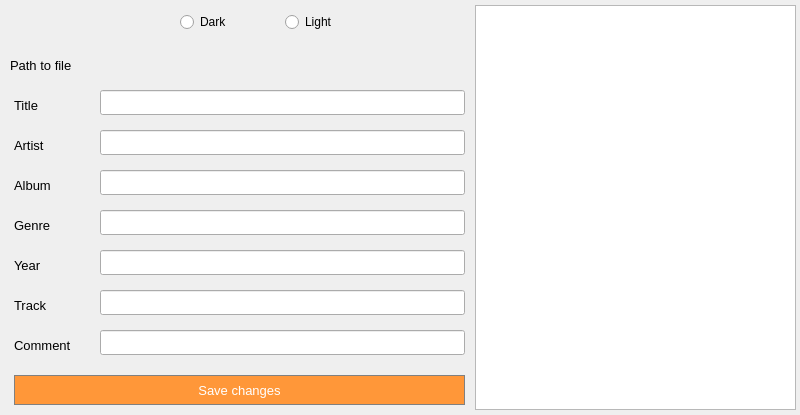
ailchuk/utag, file app/src/mainwindow.ui: the form before one commit.
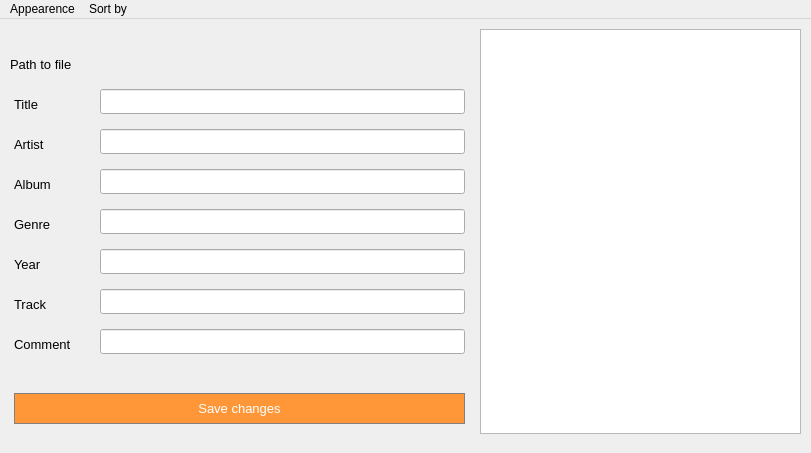
The form after the commit.

```diff
--- a/app/src/mainwindow.ui
+++ b/app/src/mainwindow.ui
@@ -6,8 +6,8 @@
    <rect>
     <x>0</x>
     <y>0</y>
-    <width>800</width>
-    <height>415</height>
+    <width>811</width>
+    <height>453</height>
    </rect>
   </property>
   <property name="minimumSize">
@@ -24,9 +24,9 @@
     <property name="geometry">
      <rect>
       <x>14</x>
-      <y>375</y>
+      <y>374</y>
       <width>451</width>
-      <height>30</height>
+      <height>31</height>
      </rect>
     </property>
     <property name="font">
@@ -55,8 +55,8 @@
    <widget class="QListWidget" name="m_folderList">
     <property name="geometry">
      <rect>
-      <x>475</x>
-      <y>5</y>
+      <x>480</x>
+      <y>10</y>
       <width>321</width>
       <height>405</height>
      </rect>
@@ -66,7 +66,7 @@
     <property name="geometry">
      <rect>
       <x>14</x>
-      <y>90</y>
+      <y>70</y>
       <width>75</width>
       <height>30</height>
      </rect>
@@ -84,7 +84,7 @@
     <property name="geometry">
      <rect>
       <x>14</x>
-      <y>170</y>
+      <y>150</y>
       <width>75</width>
       <height>30</height>
      </rect>
@@ -102,7 +102,7 @@
     <property name="geometry">
      <rect>
       <x>14</x>
-      <y>130</y>
+      <y>110</y>
       <width>75</width>
       <height>30</height>
      </rect>
@@ -120,7 +120,7 @@
     <property name="geometry">
      <rect>
       <x>14</x>
-      <y>210</y>
+      <y>190</y>
       <width>75</width>
       <height>30</height>
      </rect>
@@ -138,7 +138,7 @@
     <property name="geometry">
      <rect>
       <x>14</x>
-      <y>250</y>
+      <y>230</y>
       <width>75</width>
       <height>30</height>
      </rect>
@@ -156,7 +156,7 @@
     <property name="geometry">
      <rect>
       <x>14</x>
-      <y>290</y>
+      <y>270</y>
       <width>75</width>
       <height>30</height>
      </rect>
@@ -174,7 +174,7 @@
     <property name="geometry">
      <rect>
       <x>14</x>
-      <y>330</y>
+      <y>310</y>
       <width>75</width>
       <height>30</height>
      </rect>
@@ -192,7 +192,7 @@
     <property name="geometry">
      <rect>
       <x>10</x>
-      <y>50</y>
+      <y>30</y>
       <width>81</width>
       <height>30</height>
      </rect>
@@ -210,7 +210,7 @@
     <property name="geometry">
      <rect>
       <x>100</x>
-      <y>90</y>
+      <y>70</y>
       <width>365</width>
       <height>25</height>
      </rect>
@@ -220,7 +220,7 @@
     <property name="geometry">
      <rect>
       <x>100</x>
-      <y>130</y>
+      <y>110</y>
       <width>365</width>
       <height>25</height>
      </rect>
@@ -230,7 +230,7 @@
     <property name="geometry">
      <rect>
       <x>100</x>
-      <y>170</y>
+      <y>150</y>
       <width>365</width>
       <height>25</height>
      </rect>
@@ -240,7 +240,7 @@
     <property name="geometry">
      <rect>
       <x>100</x>
-      <y>210</y>
+      <y>190</y>
       <width>365</width>
       <height>25</height>
      </rect>
@@ -250,7 +250,7 @@
     <property name="geometry">
      <rect>
       <x>100</x>
-      <y>250</y>
+      <y>230</y>
       <width>365</width>
       <height>25</height>
      </rect>
@@ -260,7 +260,7 @@
     <property name="geometry">
      <rect>
       <x>100</x>
-      <y>290</y>
+      <y>270</y>
       <width>365</width>
       <height>25</height>
      </rect>
@@ -270,7 +270,7 @@
     <property name="geometry">
      <rect>
       <x>100</x>
-      <y>330</y>
+      <y>310</y>
       <width>365</width>
       <height>25</height>
      </rect>
@@ -280,7 +280,7 @@
     <property name="geometry">
      <rect>
       <x>90</x>
-      <y>50</y>
+      <y>30</y>
       <width>381</width>
       <height>30</height>
      </rect>
@@ -295,32 +295,38 @@
      <string/>
     </property>
    </widget>
-   <widget class="QWidget" name="">
-    <property name="geometry">
-     <rect>
-      <x>180</x>
-      <y>10</y>
-      <width>203</width>
-      <height>24</height>
-     </rect>
+  </widget>
+  <widget class="QMenuBar" name="menuBar">
+   <property name="geometry">
+    <rect>
+     <x>0</x>
+     <y>0</y>
+     <width>811</width>
+     <height>25</height>
+    </rect>
+   </property>
+   <widget class="QMenu" name="menuFile">
+    <property name="title">
+     <string>Appearence</string>
     </property>
-    <layout class="QHBoxLayout" name="horizontalLayout">
-     <item>
-      <widget class="QRadioButton" name="m_dark_b">
-       <property name="text">
-        <string>Dark</string>
-       </property>
-      </widget>
-     </item>
-     <item>
-      <widget class="QRadioButton" name="m_light_b">
-       <property name="text">
-        <string>Light</string>
-       </property>
-      </widget>
-     </item>
-    </layout>
+    <addaction name="m_light_theme"/>
+    <addaction name="m_dark_theme"/>
    </widget>
+   <widget class="QMenu" name="menuFile_sorting">
+    <property name="title">
+     <string>Sort by</string>
+    </property>
+    <addaction name="m_by_filename"/>
+    <addaction name="m_by_title"/>
+    <addaction name="m_by_artist"/>
+    <addaction name="m_by_album"/>
+    <addaction name="m_by_genre"/>
+    <addaction name="separator"/>
+    <addaction name="m_by_asc"/>
+    <addaction name="m_by_desc"/>
+   </widget>
+   <addaction name="menuFile"/>
+   <addaction name="menuFile_sorting"/>
   </widget>
  </widget>
  <resources/>
```
Left out of the diff: 90 changed lines with no effect on the pictures.
